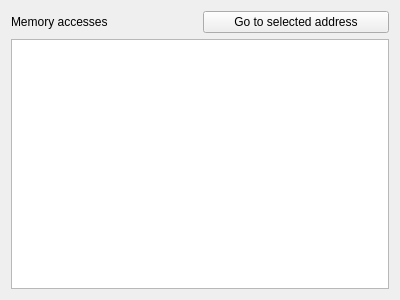
The window that src/rwjumpwidget.ui (mortbopet/Ripes) describes before a commit, drawn with Qt 5.
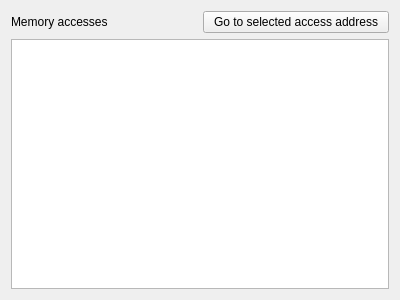
The same window after the commit.

Commit message: Display cycle count in memory access view

```diff
--- a/src/rwjumpwidget.ui
+++ b/src/rwjumpwidget.ui
@@ -31,7 +31,7 @@
        <item>
         <widget class="QPushButton" name="jump">
          <property name="text">
-          <string>Go to selected address</string>
+          <string>Go to selected access address</string>
          </property>
         </widget>
        </item>
```
The commit also changes 4 other files.
